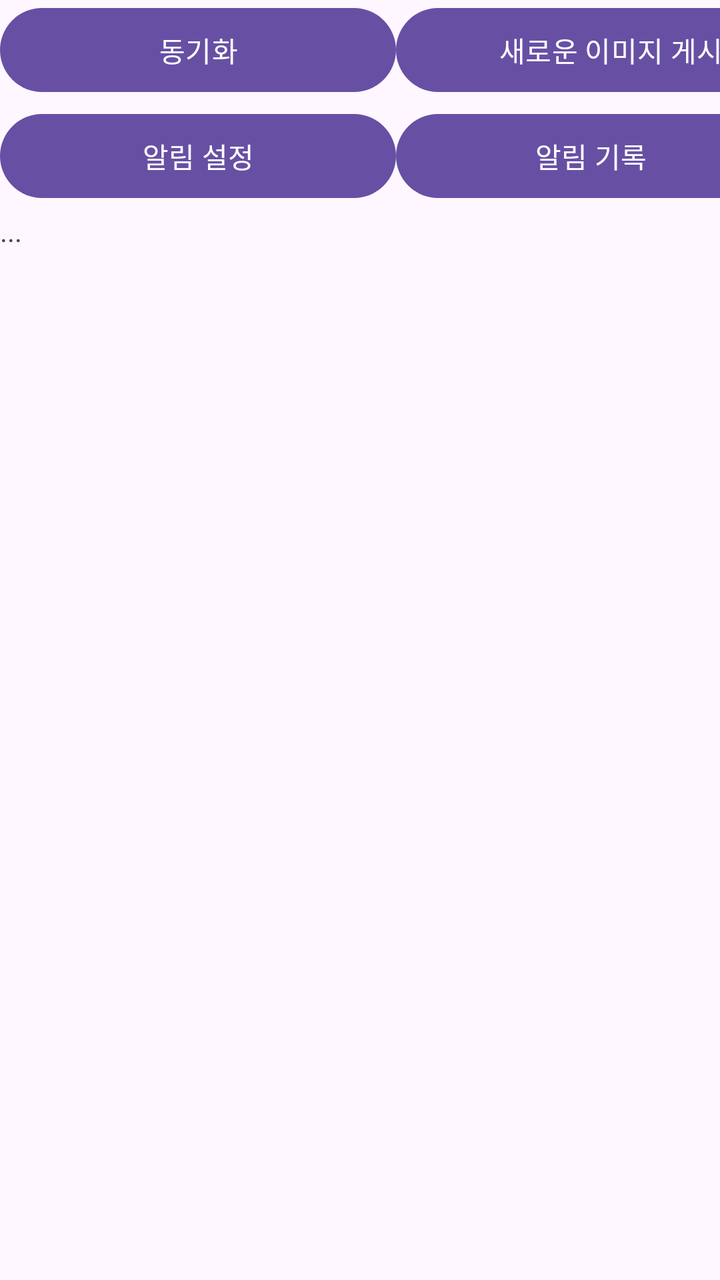
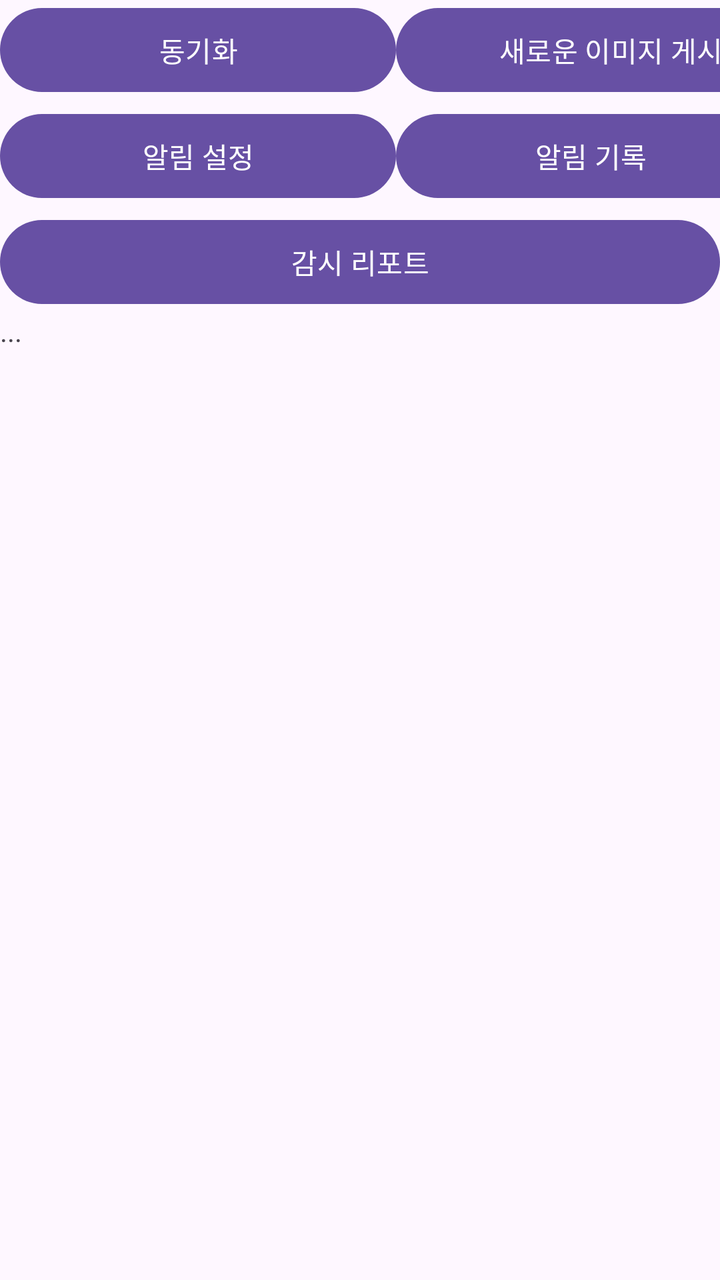

Screens rendered from an Android XML layout before and after an edit, with the pre-edit source and the edit as a unified diff.
<!-- AndroidManifest.xml: application theme Theme.PhotoViewer -->
<!-- res/layout/activity_main.xml -->
<?xml version="1.0" encoding="utf-8"?>
<LinearLayout xmlns:android="http://schemas.android.com/apk/res/android"
    xmlns:app="http://schemas.android.com/apk/res-auto"
    xmlns:tools="http://schemas.android.com/tools"
    android:layout_width="match_parent"
    android:layout_height="match_parent"
    android:orientation="vertical"
    tools:context=".MainActivity">

    <LinearLayout
        android:layout_width="match_parent"
        android:layout_height="53dp"
        android:orientation="horizontal">

        <Button
            android:id="@+id/btn_load"
            android:layout_width="198dp"
            android:layout_height="50dp"
            android:onClick="onClickDownload"
            android:text="동기화" />

        <Button
            android:id="@+id/btn_save"
            android:layout_width="215dp"
            android:layout_height="50dp"
            android:onClick="onClickUpload"
            android:text="새로운 이미지 게시" />
    </LinearLayout>

    <LinearLayout
        android:layout_width="match_parent"
        android:layout_height="53dp"
        android:orientation="horizontal">

        <Button
            android:id="@+id/btn_alert_setting"
            android:layout_width="198dp"
            android:layout_height="50dp"
            android:onClick="onClickAlertSetting"
            android:text="알림 설정" />

        <Button
            android:id="@+id/btn_alert_list"
            android:layout_width="195dp"
            android:layout_height="50dp"
            android:onClick="onClickAlertList"
            android:text="알림 기록" />
    </LinearLayout>

    <TextView
        android:id="@+id/textView"
        android:layout_width="match_parent"
        android:layout_height="wrap_content"
        android:text="..." />

    <androidx.recyclerview.widget.RecyclerView
        android:id="@+id/recyclerView"
        android:layout_width="match_parent"
        android:layout_height="wrap_content"
        android:layout_margin="16dp"
        android:orientation="vertical" />
</LinearLayout>
<!-- resources referenced by this layout -->
<resources>
  <style name="Theme.PhotoViewer" parent="Base.Theme.PhotoViewer" />
  <style name="Base.Theme.PhotoViewer" parent="Theme.Material3.DayNight.NoActionBar">
          
          
      </style>
</resources>

<!-- the commit's change to res/layout/activity_main.xml (unified diff, before → after) -->
@@ -47,6 +47,13 @@
             android:text="알림 기록" />
     </LinearLayout>
 
+    <Button
+        android:id="@+id/btn_report"
+        android:layout_width="match_parent"
+        android:layout_height="50dp"
+        android:onClick="onClickReport"
+        android:text="감시 리포트" />
+
     <TextView
         android:id="@+id/textView"
         android:layout_width="match_parent"
